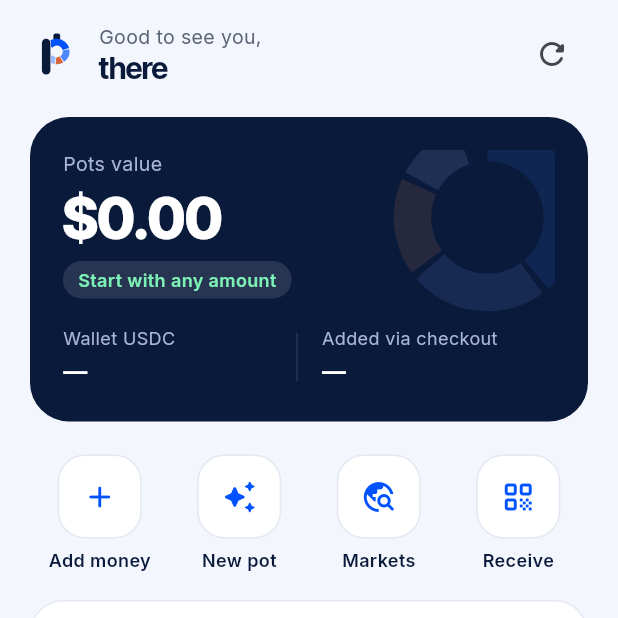
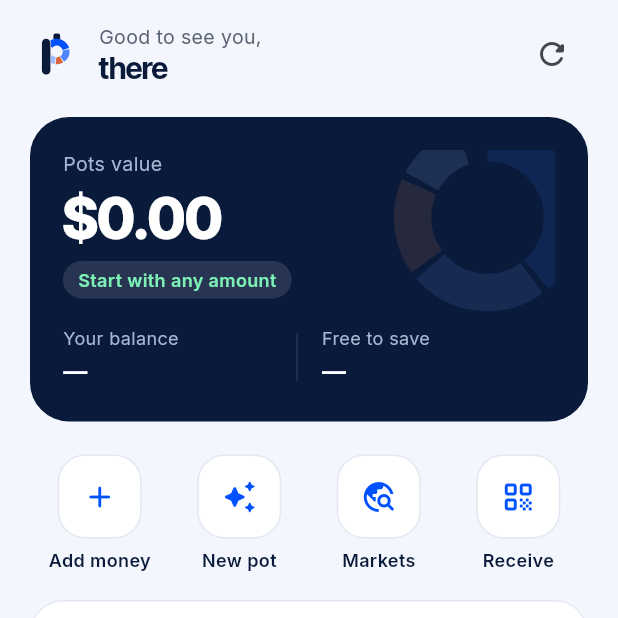
Before and after one commit to shipporlabs/Potfolio, a Flutter app: the HomeScreen screen opened directly, on a phone screen of 412 x 824 dp, the top half of it. Run offline on Flutter 3.47's test engine with Material 3 defaults, Android fonts, the phone set to English and light mode, and no system bars; our stand-ins replace cloud_firestore, firebase_auth, firebase_core, fl_chart, flutter_secure_storage, flutter_svg and 5 more; missing offline and left inert: dart:js_interop, gal, web3dart; accounts and stored records are empty; network calls fail.

Commit message:
Deposits move free balance into pots; home shows balance and free to save
Co-Authored-By: Claude Opus 5.5 <noreply@anthropic.com>
Claude-Session: https://claude.ai/code/session_01FUoerckHJ1dgiNYS9oww3e

```diff
--- a/lib/screens/home_screen.dart
+++ b/lib/screens/home_screen.dart
@@ -49,7 +49,7 @@ class HomeScreen extends StatelessWidget {
               ),
             ]),
             const SizedBox(height: 18),
-            _ValueCard(value: value, invested: invested, change: change, funded: s.funded, usdc: s.usdc),
+            _ValueCard(value: value, invested: invested, change: change, balance: s.usdc == null && s.funded == null ? null : s.balance, available: s.available),
             const SizedBox(height: 16),
             Row(children: [
               _Action(icon: Icons.add_rounded, label: 'Add money', onTap: () => Navigator.of(context).push(MaterialPageRoute(builder: (_) => const AddMoneyScreen()))),
@@ -127,8 +127,9 @@ class HomeScreen extends StatelessWidget {
 
 class _ValueCard extends StatelessWidget {
   final double value, invested, change;
-  final double? funded, usdc;
-  const _ValueCard({required this.value, required this.invested, required this.change, this.funded, this.usdc});
+  final double? balance;
+  final double available;
+  const _ValueCard({required this.value, required this.invested, required this.change, this.balance, required this.available});
   @override
   Widget build(BuildContext context) => Container(
         padding: const EdgeInsets.all(22),
@@ -146,10 +147,10 @@ class _ValueCard extends StatelessWidget {
             ]),
             const SizedBox(height: 18),
             Row(children: [
-              Expanded(child: _Mini('Wallet USDC', usdc == null ? '—' : money(usdc!))),
+              Expanded(child: _Mini('Your balance', balance == null ? '—' : money(balance!))),
               Container(width: 1, height: 32, color: Colors.white.withValues(alpha: 0.12)),
               const SizedBox(width: 16),
-              Expanded(child: _Mini('Added via checkout', funded == null ? '—' : money(funded!))),
+              Expanded(child: _Mini('Free to save', balance == null ? '—' : money(available))),
             ]),
           ]),
         ]),
@@ -284,7 +285,10 @@ class _ThingsToDo extends StatelessWidget {
       final plan = p.plan(now);
       if (plan == null || plan.reached || plan.overdue) continue;
       final daysToDue = plan.nextDue.difference(now).inDays;
-      if (plan.delta < -0.5 || daysToDue <= 3) {
+      if (p.invested <= 0) {
+        items.add(_Todo(Icons.savings_rounded, 'Fund ${p.name}', 'Your plan starts with the first deposit',
+            done: false, urgent: true, onTap: () => showAddDeposit(context, p)));
+      } else if (plan.delta < -0.5 || daysToDue <= 3) {
         items.add(_Todo(
           Icons.savings_rounded,
           'Add ${money(plan.perPeriod)} to ${p.name}',
@@ -301,7 +305,7 @@ class _ThingsToDo extends StatelessWidget {
       _Todo(Icons.account_balance_wallet_rounded, 'Get your Base wallet', 'Free, takes a second', done: s.address != null, onTap: () => Shell.goTo(context, 3)),
       _Todo(Icons.flag_rounded, 'Start your first goal', 'Rent, phone, japa or your own', done: s.myPots.isNotEmpty,
           onTap: () => Navigator.of(context).push(MaterialPageRoute(builder: (_) => const CreatePotScreen()))),
-      _Todo(Icons.add_card_rounded, 'Add money', 'Card or bank, arrives as USDC', done: (s.funded ?? 0) > 0,
+      _Todo(Icons.add_card_rounded, 'Add money', 'Card or bank, arrives as USDC', done: s.balance > 0,
           onTap: () => Navigator.of(context).push(MaterialPageRoute(builder: (_) => const AddMoneyScreen()))),
       if (s.myPots.isNotEmpty)
         _Todo(Icons.ios_share_rounded, 'Share a pot', 'Friends keep you on track', done: s.sharedOnce, onTap: () => showSharePot(context, s.myPots.first)),
```
Also changed, not shown: lib/screens/pot_detail_screen.dart (+59 -8 lines).
